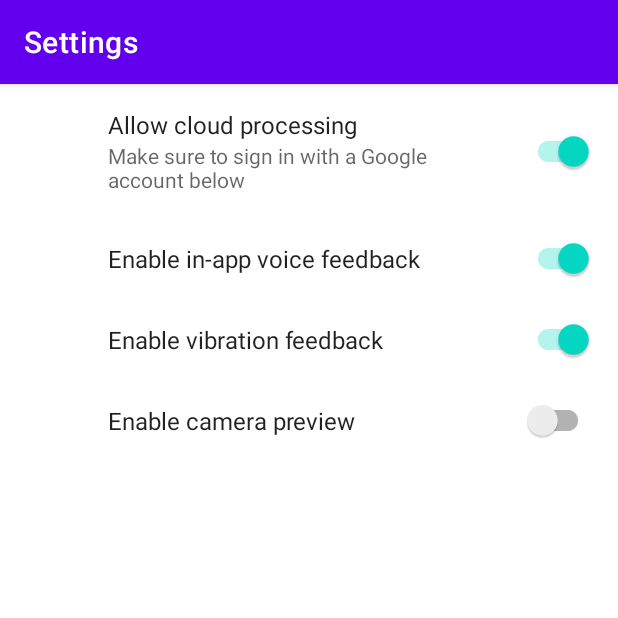
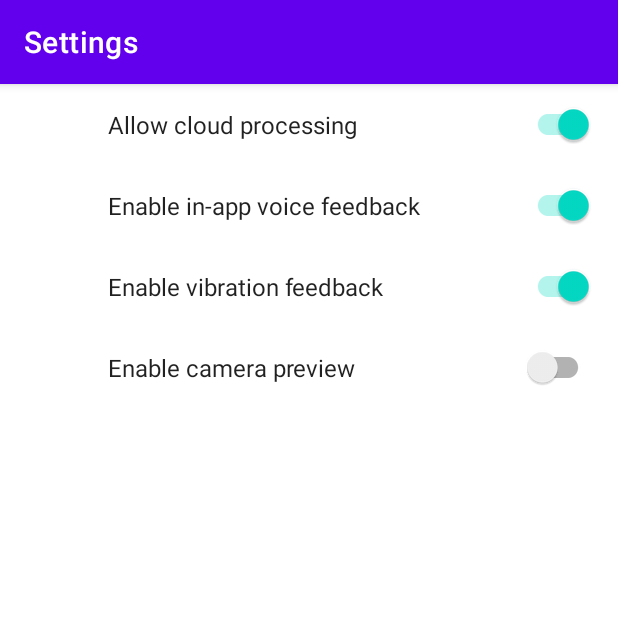
Before and after one commit to assassinoNz/PH3032-ThirdEye, an Android app: the SettingsFragment screen opened directly, with no data from a screen before it, on a phone screen of 412 x 824 dp, the top half of it. Run offline under Robolectric (Android 15) with nearby library versions, the phone set to English and light mode, and no system bars; our stand-ins replace androidx.preference.

Commit message:
Fixed: Unwanted help text in preferences

```diff
--- a/app/src/main/res/xml/root_preferences.xml
+++ b/app/src/main/res/xml/root_preferences.xml
@@ -3,7 +3,6 @@
         app:defaultValue="true"
         app:key="keyAllowOnline"
         app:summaryOff="Recognitions may be less accurate"
-        app:summaryOn="Make sure to sign in with a Google account below"
         app:title="Allow cloud processing" />
 
     <SwitchPreferenceCompat
```
